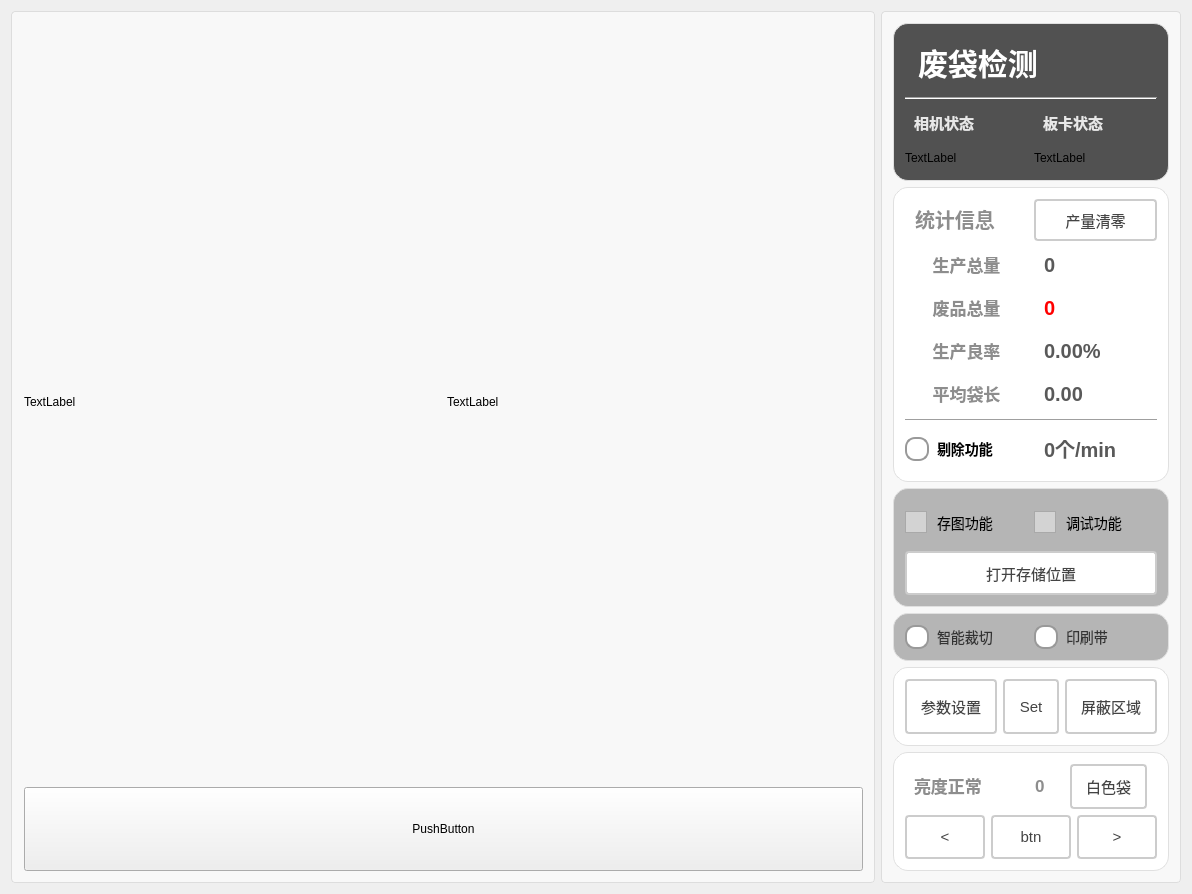
Before: the Qt Designer form Project/SmartCroppingOfBags/ui/SmartCroppingOfBags.ui in WIND-ROAD-RUN/RW_UL, drawn with Qt 5.
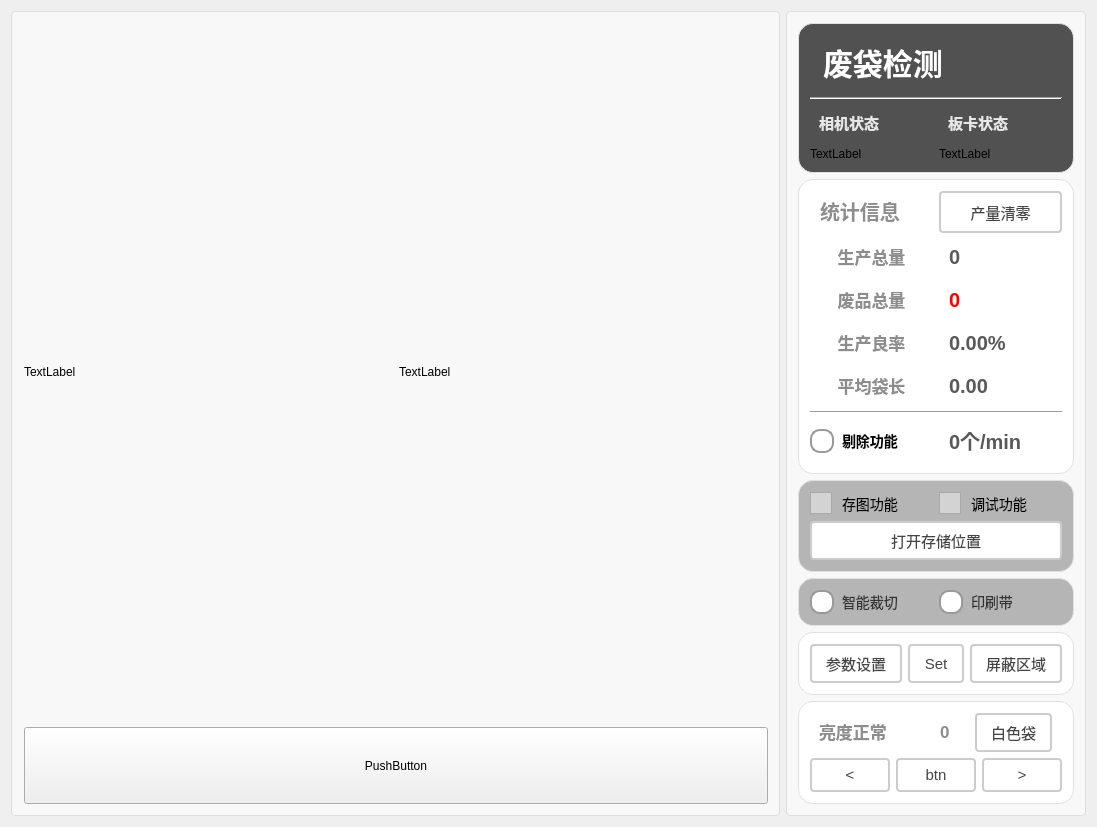
After: the same form once the commit is applied. Icons and pictures are not drawn.

```diff
--- a/Project/SmartCroppingOfBags/ui/SmartCroppingOfBags.ui
+++ b/Project/SmartCroppingOfBags/ui/SmartCroppingOfBags.ui
@@ -6,8 +6,8 @@
    <rect>
     <x>0</x>
     <y>0</y>
-    <width>1192</width>
-    <height>894</height>
+    <width>1097</width>
+    <height>805</height>
    </rect>
   </property>
   <property name="windowTitle">
```
